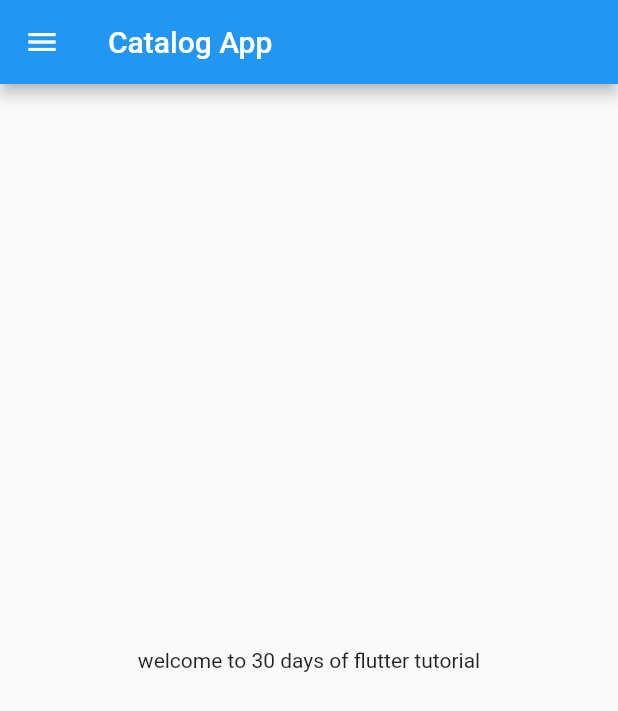
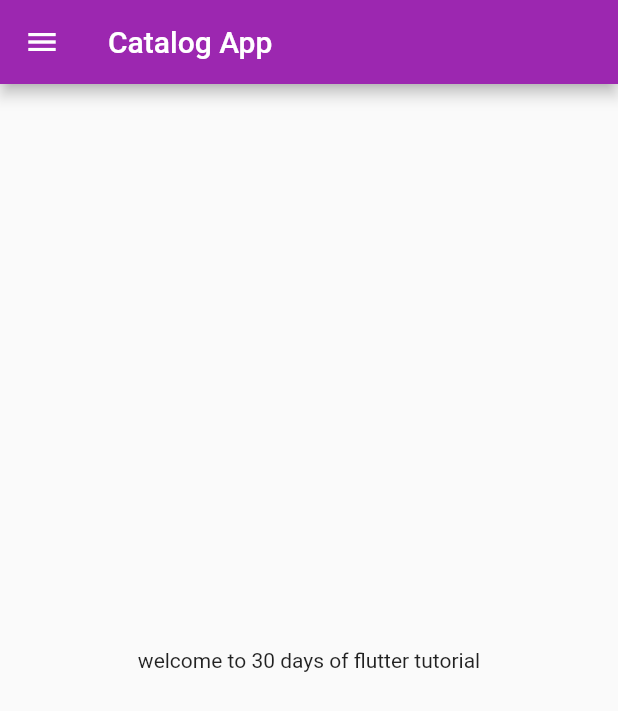
Before and after one commit to neupsulav/30DaysOfFlutter, a Flutter app: the screen it shows after launch, on a phone screen of 412 x 824 dp. Shown: the top 711 px of the screen. Run offline on Flutter 3.47's test engine with Material 2 defaults, Android fonts, the phone set to English and light mode, and no system bars.

Commit message:
day-3 completed

```diff
--- a/lib/main.dart
+++ b/lib/main.dart
@@ -1,8 +1,11 @@
+// ignore_for_file: prefer_const_constructors
+// ignore_for_file:avoid_unnecessary_containers
 import 'package:flutter/material.dart';
-import 'package:flutter_application_1/home_page.dart';
+import 'package:flutter_application_1/pages/home_page.dart';
+import 'package:flutter_application_1/pages/login_page.dart';
 
 void main() {
-  runApp(const MyApp());
+  runApp(MyApp());
 }
 
 class MyApp extends StatelessWidget {
@@ -10,6 +13,16 @@ class MyApp extends StatelessWidget {
 
   @override
   Widget build(BuildContext context) {
-    return MaterialApp(home: HomePage());
+    return MaterialApp(
+      themeMode: ThemeMode.light,
+      theme: ThemeData(primarySwatch: Colors.purple),
+      darkTheme: ThemeData(brightness: Brightness.dark),
+      initialRoute: "/home",
+      routes: {
+        "/": (context) => LoginPage(),
+        "/home": (context) => HomePage(),
+        "/login": (context) => LoginPage()
+      },
+    );
   }
 }
```
Also changed, not shown: lib/pages/login_page.dart (added, +20 -0 lines), lib/pages/home_page.dart (renamed from lib/home_page.dart).
